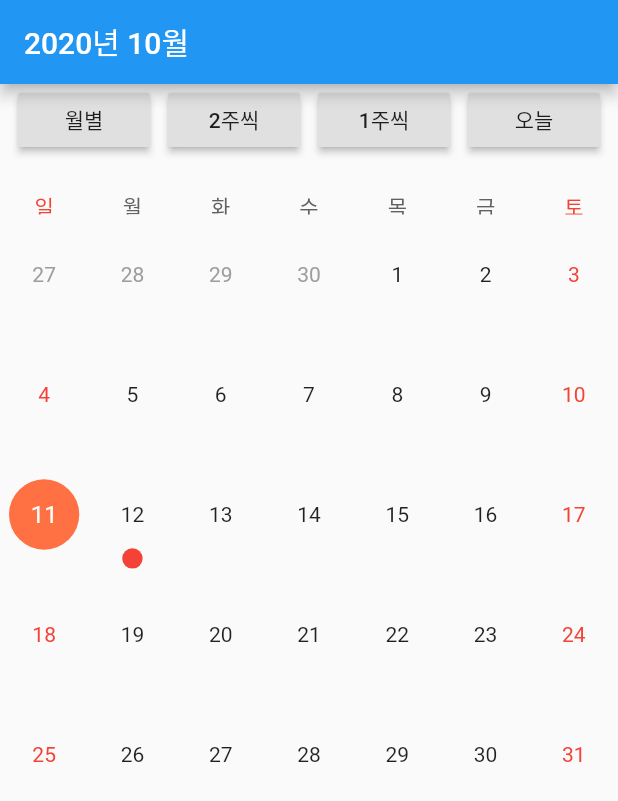
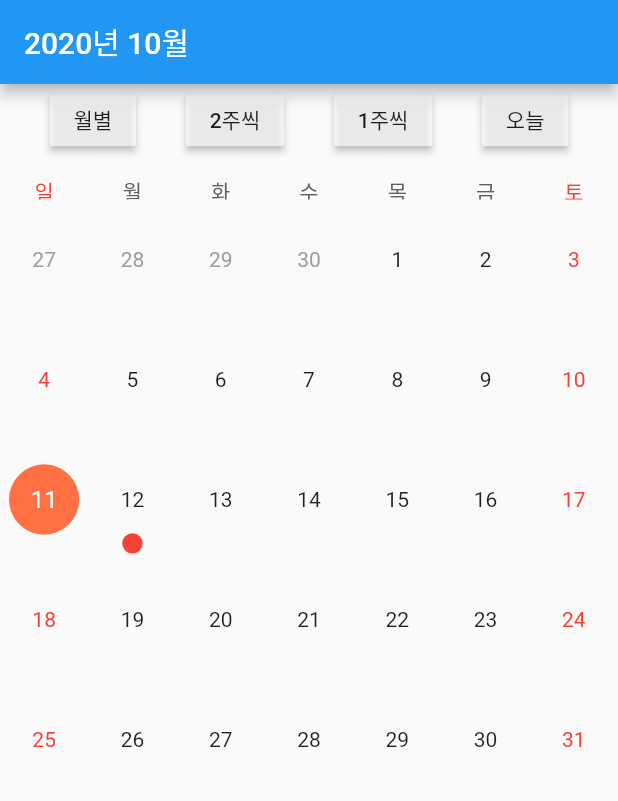
Before and after one commit to Kooni-Boop/ManDay, a Flutter app: the screen it shows after launch, on a phone screen of 412 x 824 dp. Shown: the top 801 px of the screen. Run offline on Flutter 3.47's test engine with Material 2 defaults, Android fonts, the phone set to English and light mode, and no system bars; drawn by our look-alikes of table_calendar.

Commit message:
initial Commit - Unfinished Project

```diff
--- a/lib/main.dart
+++ b/lib/main.dart
@@ -72,16 +72,8 @@ class _MyHomePageState extends State<MyHomePage> with TickerProviderStateMixin {
     print('CALLBACK: _onCalendarCreated');
   }
 
-  // DateTime now = DateTime.now();
-  // String _formattedDate = DateFormat('yyyy년 MMMM', 'ko_KR').format(DateTime.now());
-  // DateTime _focusedDay;
-  // DateTime get focusedDay => _focusedDay;
-  // void dateFormatter() {
-  //   _calendarController.focusedDay;
-  // }
   //todo:implement appbar title rebuild
   String _formattedDate = DateFormat('yyyy년 MMMM', 'ko_KR').format(DateTime.now());
-  // String _formattedDate = DateFormat('yyyy년 MMMM', 'ko_KR').format(dateFormatter());
 
   @override
   Widget build(BuildContext context) {
@@ -110,7 +102,11 @@ class _MyHomePageState extends State<MyHomePage> with TickerProviderStateMixin {
           mainAxisSize: MainAxisSize.max,
           mainAxisAlignment: MainAxisAlignment.spaceEvenly,
           children: <Widget>[
-            RaisedButton(
+            ButtonTheme(
+              buttonColor: Colors.white70,
+              minWidth: 50,
+              height: 35,
+              child: RaisedButton(
               child: Text('월별'),
               onPressed: () {
                 setState(() {
@@ -118,7 +114,12 @@ class _MyHomePageState extends State<MyHomePage> with TickerProviderStateMixin {
                 });
               },
             ),
-            RaisedButton(
+            ),
+            ButtonTheme(
+              buttonColor: Colors.white70,
+              minWidth: 50,
+            height: 35,
+            child: RaisedButton(
               child: Text('2주씩'),
               onPressed: () {
                 setState(() {
@@ -126,7 +127,12 @@ class _MyHomePageState extends State<MyHomePage> with TickerProviderStateMixin {
                 });
               },
             ),
-            RaisedButton(
+            ),
+            ButtonTheme(
+              buttonColor: Colors.white70,
+              minWidth: 50,
+              height: 35,
+              child: RaisedButton(
               child: Text('1주씩'),
               onPressed: () {
                 setState(() {
@@ -134,7 +140,12 @@ class _MyHomePageState extends State<MyHomePage> with TickerProviderStateMixin {
                 });
               },
             ),
-            RaisedButton(
+            ),
+            ButtonTheme(
+              buttonColor: Colors.white70,
+              minWidth: 50,
+              height: 35,
+              child: RaisedButton(
               child: Text('오늘'),
               onPressed: () {
                 _calendarController.setSelectedDay(
@@ -142,6 +153,7 @@ class _MyHomePageState extends State<MyHomePage> with TickerProviderStateMixin {
                   runCallback: true,
                 );
               },
+            ),
             ),
           ],
         ),
@@ -151,7 +163,7 @@ class _MyHomePageState extends State<MyHomePage> with TickerProviderStateMixin {
 
   Widget _buildTableCalendar() {
     return Padding(
-      padding: const EdgeInsets.only(top: 15),
+      padding: const EdgeInsets.only(top: 5),
       child: TableCalendar(
         headerVisible: false,
         locale: 'ko_KR',
```
